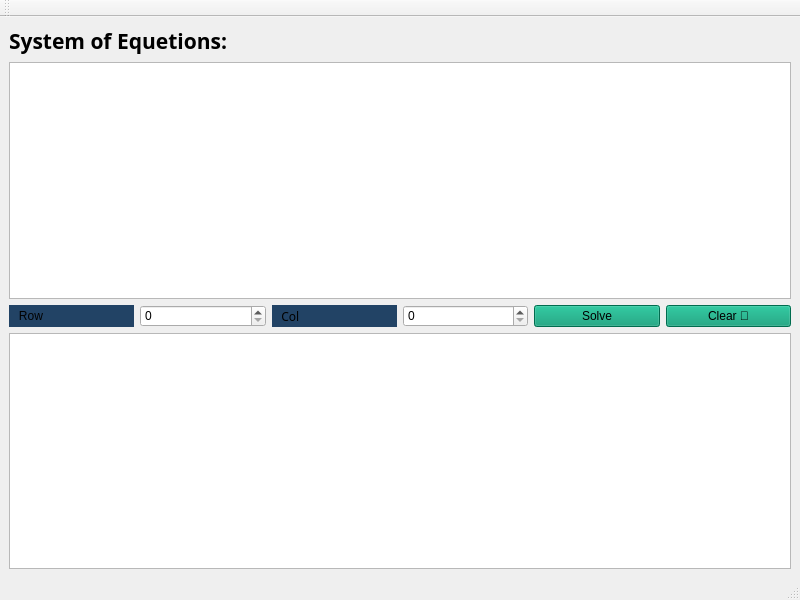
Qt form mainwindow.ui (M0hammed-Reda/Linear-Algebra-Projects) before a commit.
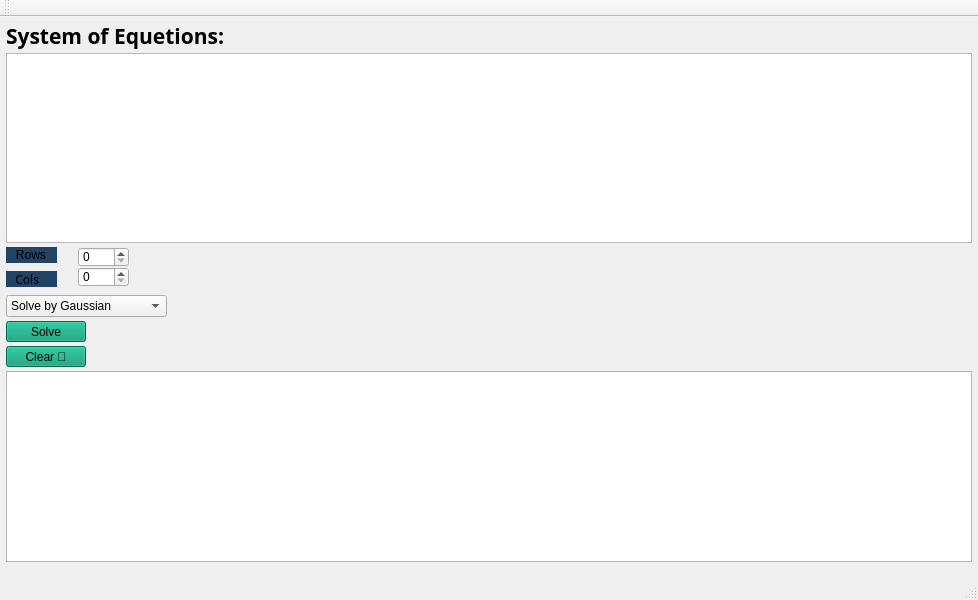
The same form after that commit. Icons and pictures are not drawn.

Diff of the .ui file:
```diff
--- a/mainwindow.ui
+++ b/mainwindow.ui
@@ -6,7 +6,7 @@
    <rect>
     <x>0</x>
     <y>0</y>
-    <width>800</width>
+    <width>978</width>
     <height>600</height>
    </rect>
   </property>
@@ -31,9 +31,15 @@
      <height>0</height>
     </size>
    </property>
-   <layout class="QGridLayout" name="gridLayout">
-    <item row="0" column="0" colspan="4">
      <widget class="QLabel" name="label">
+    <property name="geometry">
+     <rect>
+      <x>6</x>
+      <y>6</y>
+      <width>321</width>
+      <height>26</height>
+     </rect>
+    </property>
       <property name="font">
        <font>
         <family>Segoe Script</family>
@@ -52,12 +58,25 @@
        <string>System of Equetions: </string>
       </property>
      </widget>
-    </item>
-    <item row="1" column="0" colspan="6">
-     <widget class="QTableWidget" name="tableWidget"/>
-    </item>
-    <item row="2" column="0">
+   <widget class="QTableWidget" name="tableWidget">
+    <property name="geometry">
+     <rect>
+      <x>6</x>
+      <y>36</y>
+      <width>966</width>
+      <height>190</height>
+     </rect>
+    </property>
+   </widget>
      <widget class="QLabel" name="label_2">
+    <property name="geometry">
+     <rect>
+      <x>6</x>
+      <y>230</y>
+      <width>51</width>
+      <height>16</height>
+     </rect>
+    </property>
       <property name="styleSheet">
        <string notr="true">font: 9pt &quot;Segoe Script&quot;;
 background-color: rgb(34, 67, 101);</string>
@@ -69,19 +88,31 @@
        <enum>QFrame::Shadow::Raised</enum>
       </property>
       <property name="text">
-       <string>   Row</string>
-      </property>
-     </widget>
-    </item>
-    <item row="2" column="1">
+     <string>   Rows</string>
+    </property>
+   </widget>
      <widget class="QSpinBox" name="spinBox">
+    <property name="geometry">
+     <rect>
+      <x>78</x>
+      <y>230</y>
+      <width>51</width>
+      <height>20</height>
+     </rect>
+    </property>
       <property name="styleSheet">
        <string notr="true">font: 9pt &quot;Segoe Script&quot;;</string>
       </property>
      </widget>
-    </item>
-    <item row="2" column="2">
      <widget class="QLabel" name="label_5">
+    <property name="geometry">
+     <rect>
+      <x>6</x>
+      <y>254</y>
+      <width>51</width>
+      <height>16</height>
+     </rect>
+    </property>
       <property name="font">
        <font>
         <family>Segoe Script</family>
@@ -96,19 +127,31 @@
 </string>
       </property>
       <property name="text">
-       <string>   Col</string>
-      </property>
-     </widget>
-    </item>
-    <item row="2" column="3">
+     <string>   Cols</string>
+    </property>
+   </widget>
      <widget class="QSpinBox" name="spinBox_2">
+    <property name="geometry">
+     <rect>
+      <x>78</x>
+      <y>250</y>
+      <width>51</width>
+      <height>20</height>
+     </rect>
+    </property>
       <property name="styleSheet">
        <string notr="true">font: 9pt &quot;Segoe Script&quot;;</string>
       </property>
      </widget>
-    </item>
-    <item row="2" column="4">
      <widget class="QPushButton" name="solveButton">
+    <property name="geometry">
+     <rect>
+      <x>6</x>
+      <y>304</y>
+      <width>80</width>
+      <height>21</height>
+     </rect>
+    </property>
       <property name="styleSheet">
        <string notr="true">font: 9pt &quot;Segoe Script&quot;;
 background-color: rgb(0, 151, 111);</string>
@@ -117,9 +160,15 @@
        <string>Solve</string>
       </property>
      </widget>
-    </item>
-    <item row="2" column="5">
      <widget class="QPushButton" name="clearmatrix">
+    <property name="geometry">
+     <rect>
+      <x>6</x>
+      <y>329</y>
+      <width>80</width>
+      <height>21</height>
+     </rect>
+    </property>
       <property name="styleSheet">
        <string notr="true">font: 9pt &quot;Segoe Script&quot;;
 background-color: rgb(0, 151, 111);</string>
@@ -128,9 +177,15 @@
        <string>Clear 🧹</string>
       </property>
      </widget>
-    </item>
-    <item row="3" column="0" colspan="6">
      <widget class="QTextEdit" name="outputTextEdit">
+    <property name="geometry">
+     <rect>
+      <x>6</x>
+      <y>354</y>
+      <width>966</width>
+      <height>191</height>
+     </rect>
+    </property>
       <property name="styleSheet">
        <string notr="true">font: 12pt &quot;Times New Roman&quot;;</string>
       </property>
@@ -145,8 +200,29 @@
 &lt;p style=&quot;-qt-paragraph-type:empty; margin-top:0px; margin-bottom:0px; margin-left:0px; margin-right:0px; -qt-block-indent:0; text-indent:0px; font-family:'Segoe UI'; font-size:25pt;&quot;&gt;&lt;br /&gt;&lt;/p&gt;&lt;/body&gt;&lt;/html&gt;</string>
       </property>
      </widget>
+   <widget class="QComboBox" name="comboBox">
+    <property name="geometry">
+     <rect>
+      <x>6</x>
+      <y>278</y>
+      <width>161</width>
+      <height>22</height>
+     </rect>
+    </property>
+    <property name="styleSheet">
+     <string notr="true">font: 10pt &quot;Times New Roman&quot;;</string>
+    </property>
+    <item>
+     <property name="text">
+      <string>Solve by Gaussian</string>
+     </property>
     </item>
-   </layout>
+    <item>
+     <property name="text">
+      <string>Solve by Gauss-Jordan</string>
+     </property>
+    </item>
+   </widget>
   </widget>
   <widget class="QStatusBar" name="statusbar"/>
   <widget class="QToolBar" name="toolBar">
```
Left out of the diff: 2 changed lines with no effect on the pictures. Lines whose indentation alone changed are shown as unchanged.
